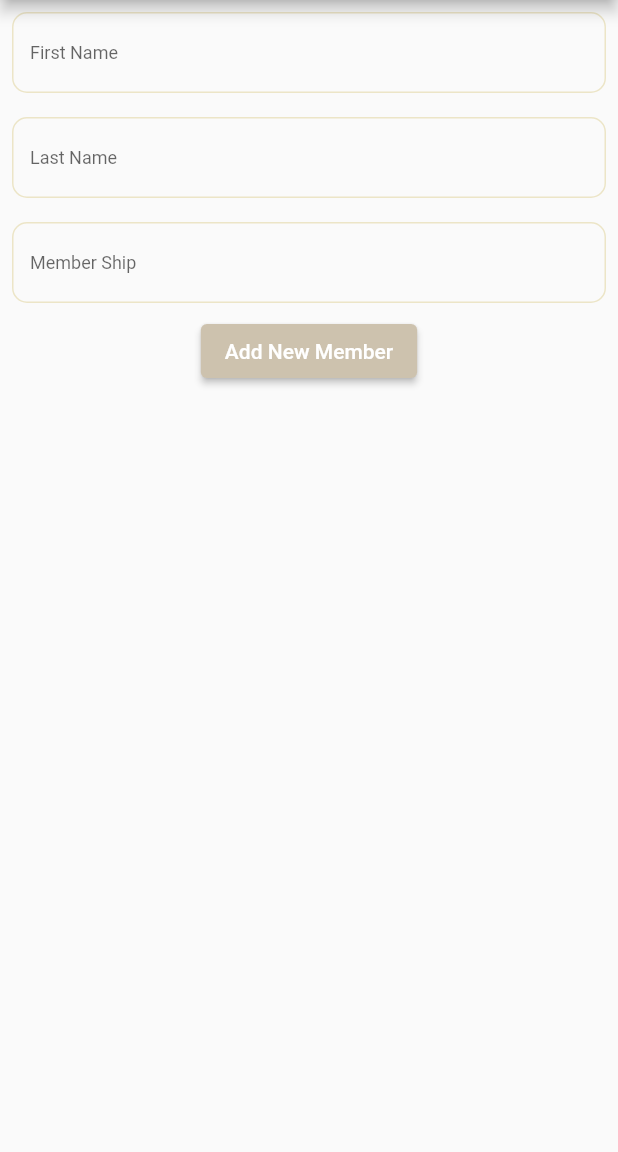
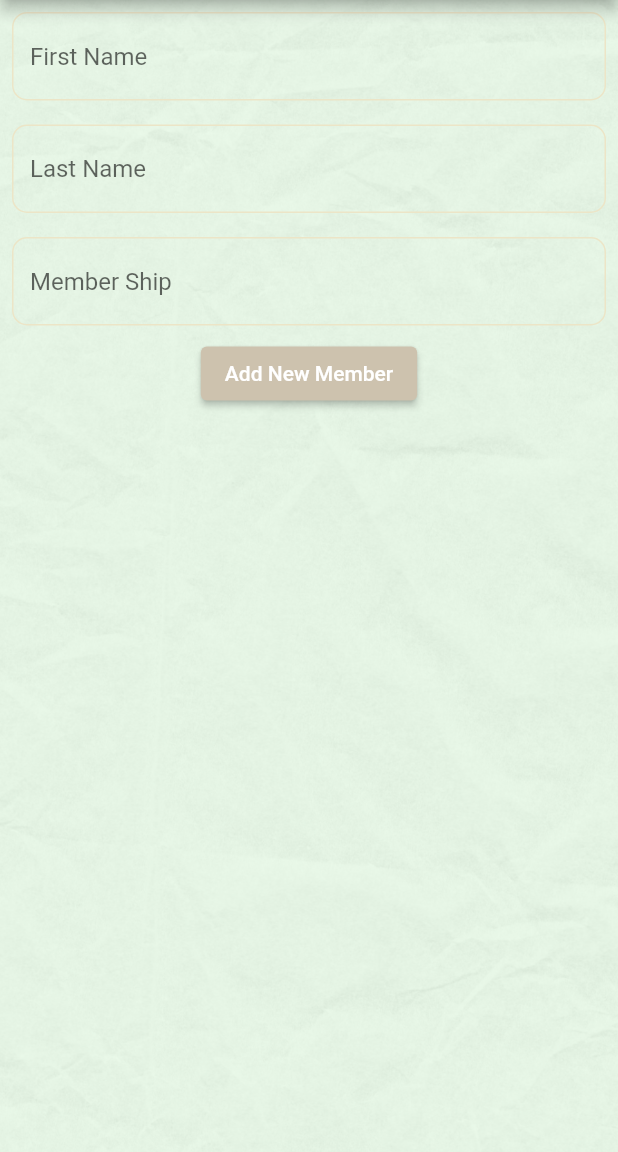
Before and after one commit to AbdulazizAlkhars/liberary_project, a Flutter app: the Members screen opened by its route, after a tap on the "add" icon, on a phone screen of 412 x 824 dp, the part 84-1236 px from its top. Run offline on Flutter 3.47's test engine with Material 2 defaults, Android fonts, the phone set to English and light mode, and no system bars; our stand-ins replace from_css_color, go_router.

Commit message:
Background Added

```diff
--- a/lib/pages/add_member.dart
+++ b/lib/pages/add_member.dart
@@ -15,7 +15,15 @@ class AddMember extends StatelessWidget {
     var lastName = TextEditingController();
     var memberShip = TextEditingController();
 
-    return Scaffold(
+    return Container(
+        constraints: BoxConstraints.expand(),
+        decoration: const BoxDecoration(
+          image: DecorationImage(
+              image: AssetImage("assets/images/background.png"),
+              fit: BoxFit.cover),
+        ),
+        child: Scaffold(
+          backgroundColor: Colors.transparent,
           appBar: AppBar(
             backgroundColor: Color.fromRGBO(53, 66, 89, 10),
             title: const Text("Librarian"),
@@ -25,7 +33,7 @@ class AddMember extends StatelessWidget {
               padding: const EdgeInsets.all(8.0),
               child: TextField(
                 controller: firstName,
-            style: const TextStyle(fontSize: 12),
+                // style: const TextStyle(fontSize: 12),
                 decoration: InputDecoration(
                   hintText: 'First Name',
                   focusedBorder: OutlineInputBorder(
@@ -45,7 +53,7 @@ class AddMember extends StatelessWidget {
               padding: const EdgeInsets.all(8.0),
               child: TextField(
                   controller: lastName,
-              style: const TextStyle(fontSize: 12),
+                  // style: const TextStyle(fontSize: 12),
                   decoration: InputDecoration(
                       hintText: 'Last Name',
                       focusedBorder: OutlineInputBorder(
@@ -63,7 +71,7 @@ class AddMember extends StatelessWidget {
               padding: const EdgeInsets.all(8.0),
               child: TextField(
                   controller: memberShip,
-              style: const TextStyle(fontSize: 12),
+                  // style: const TextStyle(fontSize: 12),
                   decoration: InputDecoration(
                       hintText: 'Member Ship',
                       focusedBorder: OutlineInputBorder(
@@ -89,6 +97,6 @@ class AddMember extends StatelessWidget {
                 style: ElevatedButton.styleFrom(
                     primary: Color.fromRGBO(205, 194, 174, 10)))
           ]),
-    );
+        ));
   }
 }
--- a/lib/pages/members_list.dart
+++ b/lib/pages/members_list.dart
@@ -9,7 +9,15 @@ class Members extends StatelessWidget {
 
   @override
   Widget build(BuildContext context) {
-    return Scaffold(
+    return Container(
+        constraints: BoxConstraints.expand(),
+        decoration: const BoxDecoration(
+          image: DecorationImage(
+              image: AssetImage("assets/images/background.png"),
+              fit: BoxFit.cover),
+        ),
+        child: Scaffold(
+          backgroundColor: Colors.transparent,
           appBar: AppBar(
             backgroundColor: Color.fromRGBO(53, 66, 89, 10),
             title: const Text("Members"),
@@ -29,6 +37,6 @@ class Members extends StatelessWidget {
                 return MemberTile(
                     member: context.watch<MemberProvider>().members[index]);
               }),
-    );
+        ));
   }
 }
--- a/lib/providers/books_provider.dart
+++ b/lib/providers/books_provider.dart
@@ -2,7 +2,6 @@ import 'package:flutter/foundation.dart';
 import 'package:liberary_project/models/books.dart';
 
 class BooksProvider extends ChangeNotifier {
-
   List<Books> books = [...Books.list];
   void searchBook(String query) {
     List<Books> filteredList = [...books]
```
Also changed, not shown: lib/pages/add_books.dart (+13 -5 lines), lib/pages/home_page.dart (+13 -4 lines), assets/images/background.png (added). Lines whose indentation alone changed are shown as unchanged.
